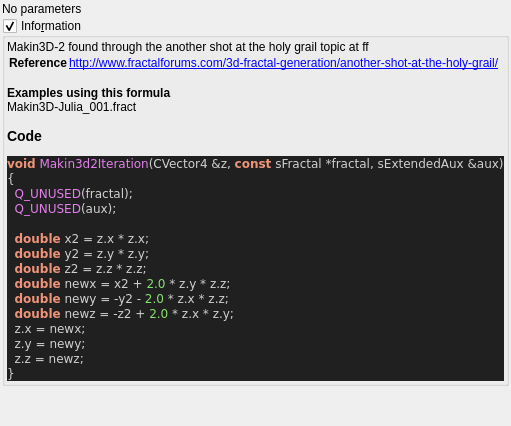
Qt form mandelbulber2/formula/ui/fractal_makin3d2.ui (buddhi1980/mandelbulber2) before a commit.
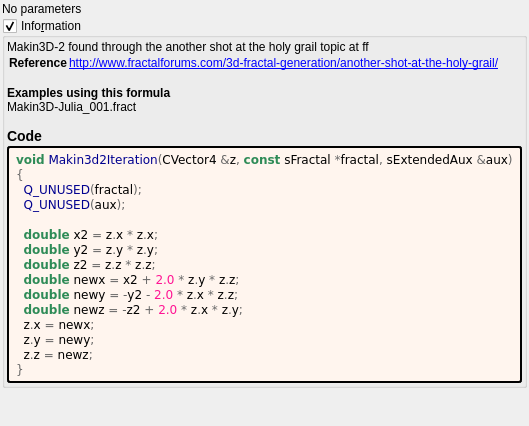
The same form after that commit. Custom widgets are drawn as their Qt base class.

```diff
--- a/mandelbulber2/formula/ui/fractal_makin3d2.ui
+++ b/mandelbulber2/formula/ui/fractal_makin3d2.ui
@@ -64,29 +64,44 @@
        <number>2</number>
       </property>
       <item>
-       <widget class="QLabel" name="label_code_content">
+	   <widget class="QLabel" name="label_information_general">
         <property name="text">
          <string notr="true">&lt;p&gt;Makin3D-2 found through the another shot at the holy grail topic at ff&lt;/p&gt;&lt;table&gt;
 &lt;tr&gt;&lt;th&gt;Reference&lt;/th&gt;&lt;td&gt;&lt;a href=&quot;http://www.fractalforums.com/3d-fractal-generation/another-shot-at-the-holy-grail/&quot;&gt;http://www.fractalforums.com/3d-fractal-generation/another-shot-at-the-holy-grail/&lt;br&gt;
 &lt;/td&gt;&lt;/tr&gt;
 &lt;/table&gt;
-&lt;br&gt;&lt;b&gt;Examples using this formula&lt;/b&gt;&lt;br&gt;Makin3D-Julia_001.fract&lt;h3&gt;Code&lt;/h3&gt;
-&lt;body style=&quot;background-color:#202020&quot;&gt;
-&lt;pre style=&quot;color:#d0d0d0; background-color:#202020;  font-family:'Courier New',monospace;&quot;&gt;&lt;span style=&quot;color:#f09479; font-weight:bold&quot;&gt;void&lt;/span&gt; &lt;span style=&quot;color:#e47eed&quot;&gt;Makin3d2Iteration&lt;/span&gt;&lt;span style=&quot;color:#d0d0d0&quot;&gt;(&lt;/span&gt;CVector4 &lt;span style=&quot;color:#d0d0d0&quot;&gt;&amp;amp;&lt;/span&gt;z&lt;span style=&quot;color:#d0d0d0&quot;&gt;,&lt;/span&gt; &lt;span style=&quot;color:#f09479; font-weight:bold&quot;&gt;const&lt;/span&gt; sFractal &lt;span style=&quot;color:#d0d0d0&quot;&gt;*&lt;/span&gt;fractal&lt;span style=&quot;color:#d0d0d0&quot;&gt;,&lt;/span&gt; sExtendedAux &lt;span style=&quot;color:#d0d0d0&quot;&gt;&amp;amp;&lt;/span&gt;aux&lt;span style=&quot;color:#d0d0d0&quot;&gt;)&lt;/span&gt;
-&lt;span style=&quot;color:#d0d0d0&quot;&gt;{&lt;/span&gt;
-  &lt;span style=&quot;color:#e47eed&quot;&gt;Q_UNUSED&lt;/span&gt;&lt;span style=&quot;color:#d0d0d0&quot;&gt;(&lt;/span&gt;fractal&lt;span style=&quot;color:#d0d0d0&quot;&gt;);&lt;/span&gt;
-  &lt;span style=&quot;color:#e47eed&quot;&gt;Q_UNUSED&lt;/span&gt;&lt;span style=&quot;color:#d0d0d0&quot;&gt;(&lt;/span&gt;aux&lt;span style=&quot;color:#d0d0d0&quot;&gt;);&lt;/span&gt;
+&lt;br&gt;&lt;b&gt;Examples using this formula&lt;/b&gt;&lt;br&gt;Makin3D-Julia_001.fract&lt;h3&gt;Code&lt;/h3&gt;</string>
+		</property>
+		<property name="wordWrap">
+		 <bool>true</bool>
+		</property>
+		<property name="openExternalLinks">
+		 <bool>true</bool>
+		</property>
+		<property name="textInteractionFlags">
+		 <set>Qt::LinksAccessibleByMouse|Qt::TextSelectableByMouse</set>
+		</property>
+		</widget>
+	   </item>
+	   <item>
+	    <widget class="QLabel" name="label_code_content">
+		 <property name="text">
+		  <string notr="true">&lt;body style=&quot;background-color:#fff5ee&quot;&gt;
+&lt;pre style=&quot;color:#000000; background-color:#fff5ee;  font-family:'Courier New',monospace;&quot;&gt;&lt;span style=&quot;color:#2e8b57; font-weight:bold&quot;&gt;void&lt;/span&gt; &lt;span style=&quot;color:#00008f&quot;&gt;Makin3d2Iteration&lt;/span&gt;&lt;span style=&quot;color:#676767&quot;&gt;(&lt;/span&gt;CVector4 &lt;span style=&quot;color:#676767&quot;&gt;&amp;amp;&lt;/span&gt;z&lt;span style=&quot;color:#676767&quot;&gt;,&lt;/span&gt; &lt;span style=&quot;color:#2e8b57; font-weight:bold&quot;&gt;const&lt;/span&gt; sFractal &lt;span style=&quot;color:#676767&quot;&gt;*&lt;/span&gt;fractal&lt;span style=&quot;color:#676767&quot;&gt;,&lt;/span&gt; sExtendedAux &lt;span style=&quot;color:#676767&quot;&gt;&amp;amp;&lt;/span&gt;aux&lt;span style=&quot;color:#676767&quot;&gt;)&lt;/span&gt;
+&lt;span style=&quot;color:#676767&quot;&gt;{&lt;/span&gt;
+  &lt;span style=&quot;color:#00008f&quot;&gt;Q_UNUSED&lt;/span&gt;&lt;span style=&quot;color:#676767&quot;&gt;(&lt;/span&gt;fractal&lt;span style=&quot;color:#676767&quot;&gt;);&lt;/span&gt;
+  &lt;span style=&quot;color:#00008f&quot;&gt;Q_UNUSED&lt;/span&gt;&lt;span style=&quot;color:#676767&quot;&gt;(&lt;/span&gt;aux&lt;span style=&quot;color:#676767&quot;&gt;);&lt;/span&gt;
 
-  &lt;span style=&quot;color:#f09479; font-weight:bold&quot;&gt;double&lt;/span&gt; x2 &lt;span style=&quot;color:#d0d0d0&quot;&gt;=&lt;/span&gt; z&lt;span style=&quot;color:#d0d0d0&quot;&gt;.&lt;/span&gt;x &lt;span style=&quot;color:#d0d0d0&quot;&gt;*&lt;/span&gt; z&lt;span style=&quot;color:#d0d0d0&quot;&gt;.&lt;/span&gt;x&lt;span style=&quot;color:#d0d0d0&quot;&gt;;&lt;/span&gt;
-  &lt;span style=&quot;color:#f09479; font-weight:bold&quot;&gt;double&lt;/span&gt; y2 &lt;span style=&quot;color:#d0d0d0&quot;&gt;=&lt;/span&gt; z&lt;span style=&quot;color:#d0d0d0&quot;&gt;.&lt;/span&gt;y &lt;span style=&quot;color:#d0d0d0&quot;&gt;*&lt;/span&gt; z&lt;span style=&quot;color:#d0d0d0&quot;&gt;.&lt;/span&gt;y&lt;span style=&quot;color:#d0d0d0&quot;&gt;;&lt;/span&gt;
-  &lt;span style=&quot;color:#f09479; font-weight:bold&quot;&gt;double&lt;/span&gt; z2 &lt;span style=&quot;color:#d0d0d0&quot;&gt;=&lt;/span&gt; z&lt;span style=&quot;color:#d0d0d0&quot;&gt;.&lt;/span&gt;z &lt;span style=&quot;color:#d0d0d0&quot;&gt;*&lt;/span&gt; z&lt;span style=&quot;color:#d0d0d0&quot;&gt;.&lt;/span&gt;z&lt;span style=&quot;color:#d0d0d0&quot;&gt;;&lt;/span&gt;
-  &lt;span style=&quot;color:#f09479; font-weight:bold&quot;&gt;double&lt;/span&gt; newx &lt;span style=&quot;color:#d0d0d0&quot;&gt;=&lt;/span&gt; x2 &lt;span style=&quot;color:#d0d0d0&quot;&gt;+&lt;/span&gt; &lt;span style=&quot;color:#87df71&quot;&gt;2.0&lt;/span&gt; &lt;span style=&quot;color:#d0d0d0&quot;&gt;*&lt;/span&gt; z&lt;span style=&quot;color:#d0d0d0&quot;&gt;.&lt;/span&gt;y &lt;span style=&quot;color:#d0d0d0&quot;&gt;*&lt;/span&gt; z&lt;span style=&quot;color:#d0d0d0&quot;&gt;.&lt;/span&gt;z&lt;span style=&quot;color:#d0d0d0&quot;&gt;;&lt;/span&gt;
-  &lt;span style=&quot;color:#f09479; font-weight:bold&quot;&gt;double&lt;/span&gt; newy &lt;span style=&quot;color:#d0d0d0&quot;&gt;= -&lt;/span&gt;y2 &lt;span style=&quot;color:#d0d0d0&quot;&gt;-&lt;/span&gt; &lt;span style=&quot;color:#87df71&quot;&gt;2.0&lt;/span&gt; &lt;span style=&quot;color:#d0d0d0&quot;&gt;*&lt;/span&gt; z&lt;span style=&quot;color:#d0d0d0&quot;&gt;.&lt;/span&gt;x &lt;span style=&quot;color:#d0d0d0&quot;&gt;*&lt;/span&gt; z&lt;span style=&quot;color:#d0d0d0&quot;&gt;.&lt;/span&gt;z&lt;span style=&quot;color:#d0d0d0&quot;&gt;;&lt;/span&gt;
-  &lt;span style=&quot;color:#f09479; font-weight:bold&quot;&gt;double&lt;/span&gt; newz &lt;span style=&quot;color:#d0d0d0&quot;&gt;= -&lt;/span&gt;z2 &lt;span style=&quot;color:#d0d0d0&quot;&gt;+&lt;/span&gt; &lt;span style=&quot;color:#87df71&quot;&gt;2.0&lt;/span&gt; &lt;span style=&quot;color:#d0d0d0&quot;&gt;*&lt;/span&gt; z&lt;span style=&quot;color:#d0d0d0&quot;&gt;.&lt;/span&gt;x &lt;span style=&quot;color:#d0d0d0&quot;&gt;*&lt;/span&gt; z&lt;span style=&quot;color:#d0d0d0&quot;&gt;.&lt;/span&gt;y&lt;span style=&quot;color:#d0d0d0&quot;&gt;;&lt;/span&gt;
-  z&lt;span style=&quot;color:#d0d0d0&quot;&gt;.&lt;/span&gt;x &lt;span style=&quot;color:#d0d0d0&quot;&gt;=&lt;/span&gt; newx&lt;span style=&quot;color:#d0d0d0&quot;&gt;;&lt;/span&gt;
-  z&lt;span style=&quot;color:#d0d0d0&quot;&gt;.&lt;/span&gt;y &lt;span style=&quot;color:#d0d0d0&quot;&gt;=&lt;/span&gt; newy&lt;span style=&quot;color:#d0d0d0&quot;&gt;;&lt;/span&gt;
-  z&lt;span style=&quot;color:#d0d0d0&quot;&gt;.&lt;/span&gt;z &lt;span style=&quot;color:#d0d0d0&quot;&gt;=&lt;/span&gt; newz&lt;span style=&quot;color:#d0d0d0&quot;&gt;;&lt;/span&gt;
-&lt;span style=&quot;color:#d0d0d0&quot;&gt;}&lt;/span&gt;
+  &lt;span style=&quot;color:#2e8b57; font-weight:bold&quot;&gt;double&lt;/span&gt; x2 &lt;span style=&quot;color:#676767&quot;&gt;=&lt;/span&gt; z&lt;span style=&quot;color:#676767&quot;&gt;.&lt;/span&gt;x &lt;span style=&quot;color:#676767&quot;&gt;*&lt;/span&gt; z&lt;span style=&quot;color:#676767&quot;&gt;.&lt;/span&gt;x&lt;span style=&quot;color:#676767&quot;&gt;;&lt;/span&gt;
+  &lt;span style=&quot;color:#2e8b57; font-weight:bold&quot;&gt;double&lt;/span&gt; y2 &lt;span style=&quot;color:#676767&quot;&gt;=&lt;/span&gt; z&lt;span style=&quot;color:#676767&quot;&gt;.&lt;/span&gt;y &lt;span style=&quot;color:#676767&quot;&gt;*&lt;/span&gt; z&lt;span style=&quot;color:#676767&quot;&gt;.&lt;/span&gt;y&lt;span style=&quot;color:#676767&quot;&gt;;&lt;/span&gt;
+  &lt;span style=&quot;color:#2e8b57; font-weight:bold&quot;&gt;double&lt;/span&gt; z2 &lt;span style=&quot;color:#676767&quot;&gt;=&lt;/span&gt; z&lt;span style=&quot;color:#676767&quot;&gt;.&lt;/span&gt;z &lt;span style=&quot;color:#676767&quot;&gt;*&lt;/span&gt; z&lt;span style=&quot;color:#676767&quot;&gt;.&lt;/span&gt;z&lt;span style=&quot;color:#676767&quot;&gt;;&lt;/span&gt;
+  &lt;span style=&quot;color:#2e8b57; font-weight:bold&quot;&gt;double&lt;/span&gt; newx &lt;span style=&quot;color:#676767&quot;&gt;=&lt;/span&gt; x2 &lt;span style=&quot;color:#676767&quot;&gt;+&lt;/span&gt; &lt;span style=&quot;color:#ff1493&quot;&gt;2.0&lt;/span&gt; &lt;span style=&quot;color:#676767&quot;&gt;*&lt;/span&gt; z&lt;span style=&quot;color:#676767&quot;&gt;.&lt;/span&gt;y &lt;span style=&quot;color:#676767&quot;&gt;*&lt;/span&gt; z&lt;span style=&quot;color:#676767&quot;&gt;.&lt;/span&gt;z&lt;span style=&quot;color:#676767&quot;&gt;;&lt;/span&gt;
+  &lt;span style=&quot;color:#2e8b57; font-weight:bold&quot;&gt;double&lt;/span&gt; newy &lt;span style=&quot;color:#676767&quot;&gt;= -&lt;/span&gt;y2 &lt;span style=&quot;color:#676767&quot;&gt;-&lt;/span&gt; &lt;span style=&quot;color:#ff1493&quot;&gt;2.0&lt;/span&gt; &lt;span style=&quot;color:#676767&quot;&gt;*&lt;/span&gt; z&lt;span style=&quot;color:#676767&quot;&gt;.&lt;/span&gt;x &lt;span style=&quot;color:#676767&quot;&gt;*&lt;/span&gt; z&lt;span style=&quot;color:#676767&quot;&gt;.&lt;/span&gt;z&lt;span style=&quot;color:#676767&quot;&gt;;&lt;/span&gt;
+  &lt;span style=&quot;color:#2e8b57; font-weight:bold&quot;&gt;double&lt;/span&gt; newz &lt;span style=&quot;color:#676767&quot;&gt;= -&lt;/span&gt;z2 &lt;span style=&quot;color:#676767&quot;&gt;+&lt;/span&gt; &lt;span style=&quot;color:#ff1493&quot;&gt;2.0&lt;/span&gt; &lt;span style=&quot;color:#676767&quot;&gt;*&lt;/span&gt; z&lt;span style=&quot;color:#676767&quot;&gt;.&lt;/span&gt;x &lt;span style=&quot;color:#676767&quot;&gt;*&lt;/span&gt; z&lt;span style=&quot;color:#676767&quot;&gt;.&lt;/span&gt;y&lt;span style=&quot;color:#676767&quot;&gt;;&lt;/span&gt;
+  z&lt;span style=&quot;color:#676767&quot;&gt;.&lt;/span&gt;x &lt;span style=&quot;color:#676767&quot;&gt;=&lt;/span&gt; newx&lt;span style=&quot;color:#676767&quot;&gt;;&lt;/span&gt;
+  z&lt;span style=&quot;color:#676767&quot;&gt;.&lt;/span&gt;y &lt;span style=&quot;color:#676767&quot;&gt;=&lt;/span&gt; newy&lt;span style=&quot;color:#676767&quot;&gt;;&lt;/span&gt;
+  z&lt;span style=&quot;color:#676767&quot;&gt;.&lt;/span&gt;z &lt;span style=&quot;color:#676767&quot;&gt;=&lt;/span&gt; newz&lt;span style=&quot;color:#676767&quot;&gt;;&lt;/span&gt;
+&lt;span style=&quot;color:#676767&quot;&gt;}&lt;/span&gt;
 &lt;/pre&gt;
 &lt;/body&gt;</string>
         </property>
@@ -99,6 +114,9 @@
         <property name="textInteractionFlags">
          <set>Qt::LinksAccessibleByMouse|Qt::TextSelectableByMouse</set>
         </property>
+		 <property name="styleSheet">
+		  <string notr="true">border-style: outset; border-width: 2px; border-radius: 3px; border-color: black; background-color: #fff5ee; padding: 4px;</string>
+		  </property>
        </widget>
       </item>
      </layout>
```
Lines whose indentation alone changed are shown as unchanged.
